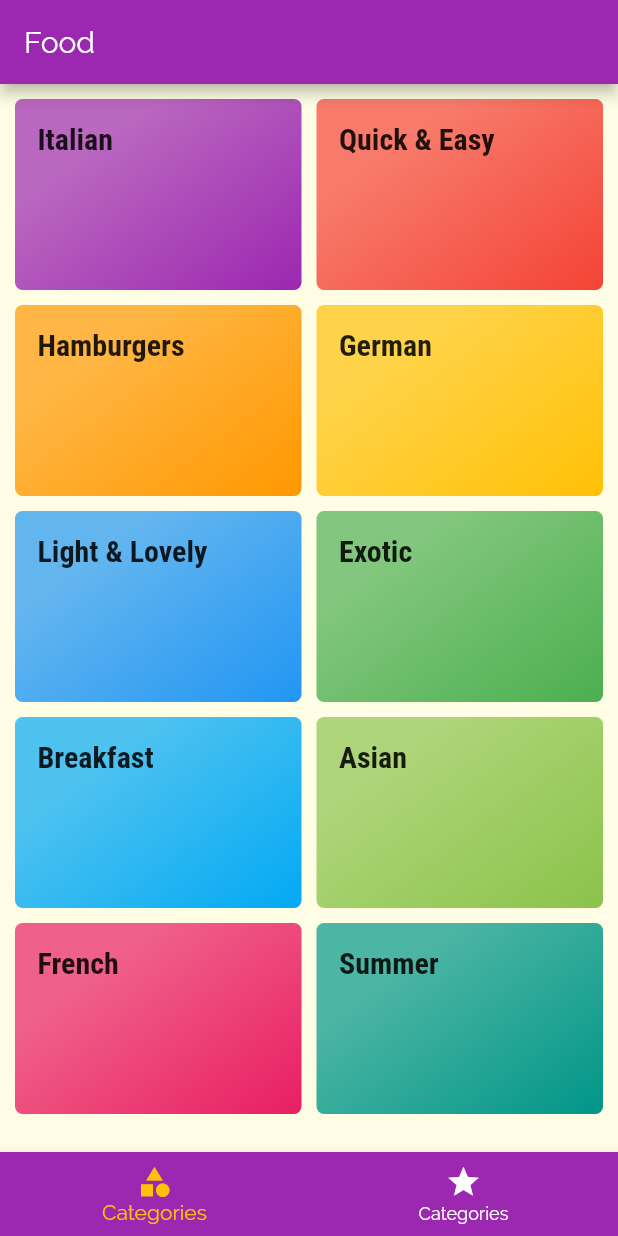
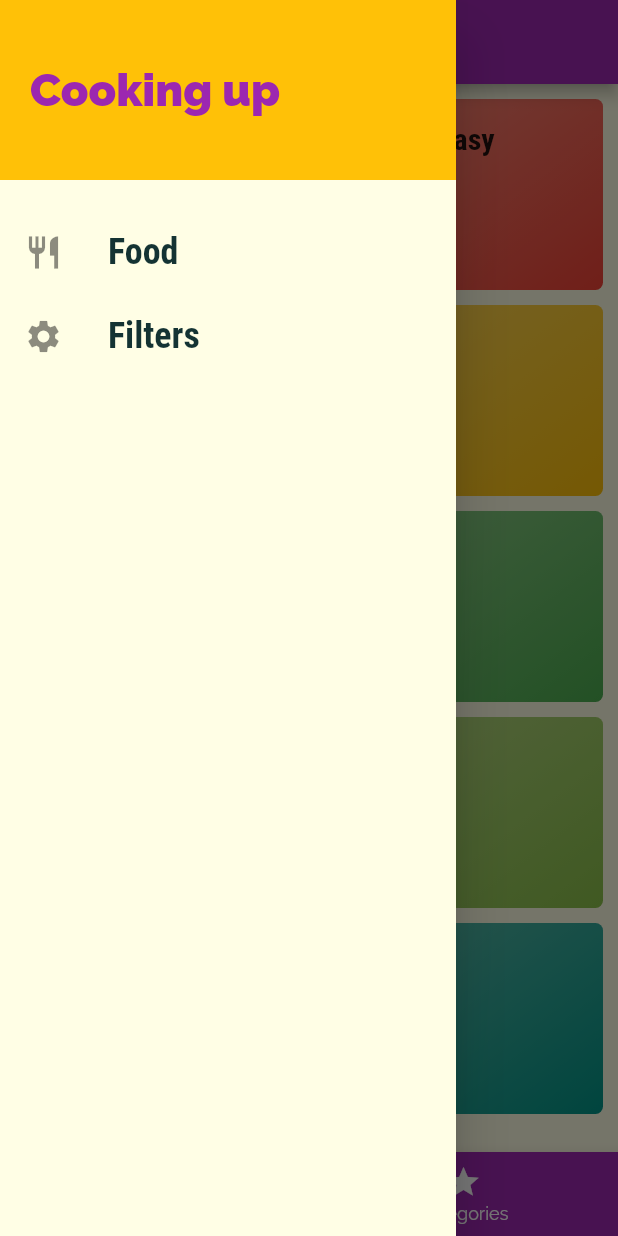
Before and after one commit to trustnloveu/flutter, a Flutter app: the screen it shows after launch, with the side drawer open (before the commit the screen has no drawer), on a phone screen of 412 x 824 dp. Run offline on Flutter 3.47's test engine with Material 2 defaults, Android fonts, the phone set to English and light mode, and no system bars.

Commit message:
Add Drawer widget as a side-bar

```diff
--- a/lib/screens/tabs_screen.dart
+++ b/lib/screens/tabs_screen.dart
@@ -2,6 +2,7 @@ import 'package:flutter/material.dart';
 
 import 'package:food_diary/screens/categories_screen.dart';
 import 'package:food_diary/screens/favorites_screen.dart';
+import 'package:food_diary/widgets/main_drawer.dart';
 
 class TabsScreen extends StatefulWidget {
   @override
@@ -31,6 +32,9 @@ class _TabsScreenState extends State<TabsScreen> {
         title: Text('Food'),
       ),
 
+      // Drawer
+      drawer: MainDrawer(),
+
       // Body
       body: _pages[_selectedPageIndex]['page'],
 
--- /dev/null
+++ b/lib/widgets/main_drawer.dart
@@ -0,0 +1,52 @@
+import 'package:flutter/material.dart';
+
+class MainDrawer extends StatelessWidget {
+  @override
+  Widget build(BuildContext context) {
+    // ListTitle
+    Widget buildListTile(String label, IconData icon) {
+      return ListTile(
+        title: Text(
+          label,
+          style: TextStyle(
+            fontFamily: 'RobotoCondensed',
+            fontSize: 24,
+            fontWeight: FontWeight.bold,
+          ),
+        ),
+        leading: Icon(icon, size: 26),
+        onTap: () {
+          // ...
+        },
+      );
+    }
+
+    // return
+    return Drawer(
+      child: Column(
+        children: [
+          Container(
+            height: 120,
+            width: double.infinity,
+            padding: EdgeInsets.all(20),
+            alignment: Alignment.centerLeft,
+            color: Theme.of(context).accentColor,
+            child: Text(
+              'Cooking up',
+              style: TextStyle(
+                fontWeight: FontWeight.w900,
+                fontSize: 30,
+                color: Theme.of(context).primaryColor,
+              ),
+            ),
+          ),
+          SizedBox(
+            height: 20,
+          ),
+          buildListTile('Food', Icons.restaurant),
+          buildListTile('Filters', Icons.settings),
+        ],
+      ),
+    );
+  }
+}
```
